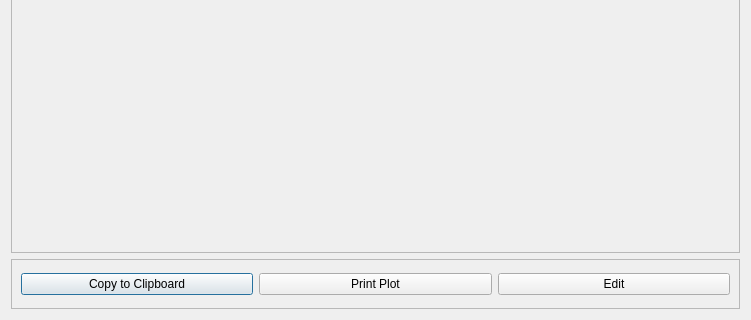
First picture: the form in ui/hyetograph.ui, repository Inigobarbe/VFSMOD-GUI, before the edit; both pictures show x 0 to 751 and y 149 to 469 of the 751 by 469 pixel window.
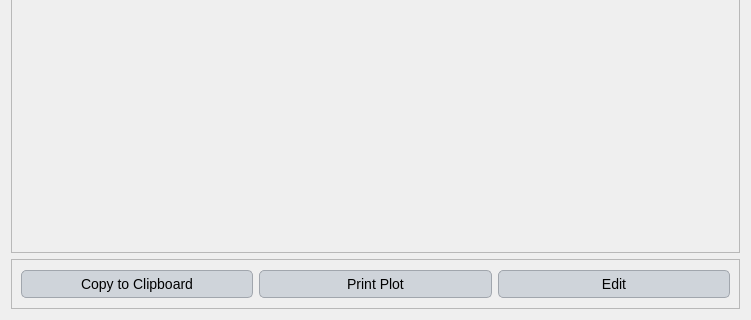
Second picture: the form after the edit.

```diff
--- a/ui/hyetograph.ui
+++ b/ui/hyetograph.ui
@@ -13,6 +13,109 @@
   <property name="windowTitle">
    <string>Dialog</string>
   </property>
+  <property name="styleSheet">
+   <string notr="true">QLabel {
+    font-family: 'Georgia'; /* Cambiar la fuente a Georgia */
+    font-size: 16px; /* Cambiar el tamaño de la fuente */
+    color: #000000; /* Color del texto (blanco) */
+}
+
+QLineEdit {
+    font-family: 'Georgia'; /* Cambiar la fuente a Georgia */
+    font-size: 14px; /* Cambiar el tamaño de la fuente */
+    color: #000000; /* Color del texto (blanco) */
+    background-color: #f0f0f0; /* Color de fondo del QLineEdit */
+    border: 1px solid #000000; /* Borde blanco */
+}
+
+QComboBox {
+    font-family: 'Georgia'; /* Cambiar la fuente a Georgia */
+    font-size: 14px; /* Cambiar el tamaño de la fuente */
+    color: #000000; /* Color del texto (blanco) */
+    background-color: #cfd4da; /* Fondo oscuro del ComboBox */
+}
+
+QRadioButton {
+    font-family: 'Georgia'; /* Cambiar la fuente a Georgia */
+    font-size: 14px; /* Cambiar el tamaño de la fuente */
+    color: #000000; /* Color del texto (blanco) */
+}
+
+QCheckBox {
+    font-family: 'Georgia'; /* Cambiar la fuente a Georgia */
+    font-size: 14px; /* Cambiar el tamaño de la fuente */
+    color: #000000; /* Color del texto (blanco) */
+}
+
+/* Cambiar la fuente y estilo de los QPushButton */
+QPushButton {
+    font-family: 'Georgia'; /* Cambiar la fuente */
+    font-size: 14px; /* Cambiar el tamaño de la fuente */
+    color: #000000; /* Color del texto negro */
+    background-color: #cfd4da; /* Fondo gris claro */
+    border: 1px solid #a1a6ad; /* Borde gris medio */
+    border-radius: 5px; /* Bordes redondeados */
+    padding: 5px; /* Espaciado interno */
+}
+
+/* Estilo cuando el ratón pasa sobre el botón */
+QPushButton:hover {
+    color: #000000; /* Mantener el texto negro */
+    background-color: #b7bcc3; /* Fondo gris un poco más oscuro al pasar el mouse */
+}
+
+/* Estilo cuando el botón está presionado */
+QPushButton:pressed {
+    background-color: #a6acb3; /* Fondo ligeramente más oscuro al presionar */
+    color: #000000; /* Mantener el texto negro cuando se presiona */
+}
+
+
+
+/* Estilo general para QTableWidget y QTableView */
+QTableWidget, QTableView {
+    font-family: 'Georgia'; /* Cambiar la fuente a Georgia */
+    font-size: 14px; /* Tamaño de la fuente */
+    color: #000000; /* Color del texto negro */
+    background-color: #e6e9ed; /* Fondo gris claro para la tabla */
+    gridline-color: #a1a6ad; /* Color de las líneas de la tabla (gris medio) */
+    selection-background-color: #b7bcc3; /* Color de fondo cuando se selecciona una celda (gris suave) */
+    selection-color: #000000; /* Color del texto cuando la celda está seleccionada (negro) */
+}
+
+/* Estilo para el encabezado horizontal de la tabla */
+QHeaderView::section {
+    font-family: 'Georgia'; /* Cambiar la fuente a Georgia */
+    font-size: 14px; /* Tamaño de la fuente */
+    color: #000000; /* Color del texto negro */
+    background-color: #cfd4da; /* Fondo gris claro del encabezado */
+    border: 1px solid #a1a6ad; /* Borde gris medio entre las secciones */
+    padding: 4px; /* Espaciado interno en el encabezado */
+}
+
+/* Estilo para las celdas de la tabla al pasar el mouse */
+QTableWidget::item:hover, QTableView::item:hover {
+    background-color: #b7bcc3; /* Fondo gris suave al pasar el mouse */
+    color: #000000; /* Mantener el texto negro */
+}
+
+/* Estilo para las celdas cuando están seleccionadas */
+QTableWidget::item:selected, QTableView::item:selected {
+    background-color: #a6acb3; /* Fondo gris intermedio cuando está seleccionado */
+    color: #000000; /* Texto negro cuando está seleccionado */
+}
+
+/* Ajustar el tamaño de las celdas */
+QTableWidget::item, QTableView::item {
+    padding: 4px; /* Espaciado interno de las celdas */
+}
+
+/* Estilo para el borde inferior de la tabla */
+QTableCornerButton::section {
+    background-color: #cfd4da; /* Fondo del botón de esquina */
+    border: 1px solid #a1a6ad; /* Borde gris medio del botón de esquina */
+}</string>
+  </property>
   <layout class="QGridLayout" name="gridLayout_2">
    <item row="0" column="0">
     <widget class="QFrame" name="frame">
```
